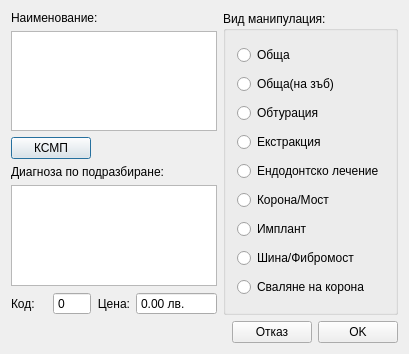
thefinalcutbg/DinoDent, file src/View/Widgets/ProcedureTemplateDialog.ui: the form before one commit.
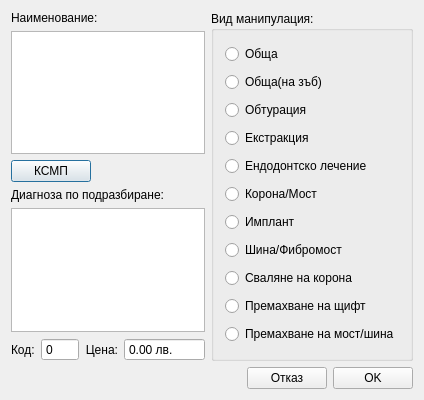
The form after the commit. Custom widgets are drawn as their Qt base class.

Commit message: Add ProcedureType remove post , remove bridges and splints

The edit to the form file:
```diff
--- a/src/View/Widgets/ProcedureTemplateDialog.ui
+++ b/src/View/Widgets/ProcedureTemplateDialog.ui
@@ -7,7 +7,7 @@
     <x>0</x>
     <y>0</y>
     <width>409</width>
-    <height>354</height>
+    <height>400</height>
    </rect>
   </property>
   <property name="windowTitle">
@@ -235,6 +235,20 @@
           </property>
          </widget>
         </item>
+        <item>
+         <widget class="QRadioButton" name="radioButton_10">
+          <property name="text">
+           <string>Премахване на щифт</string>
+          </property>
+         </widget>
+        </item>
+        <item>
+         <widget class="QRadioButton" name="radioButton_11">
+          <property name="text">
+           <string>Премахване на мост/шина</string>
+          </property>
+         </widget>
+        </item>
        </layout>
       </widget>
      </item>
```
The commit also changes 30 other files.
